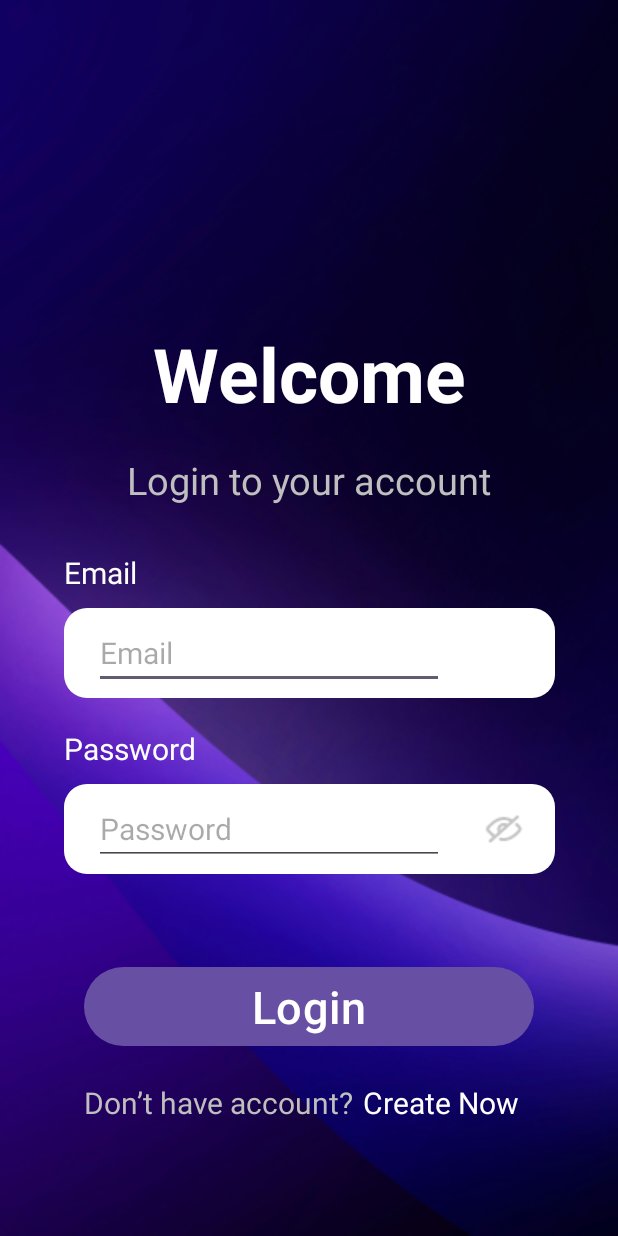
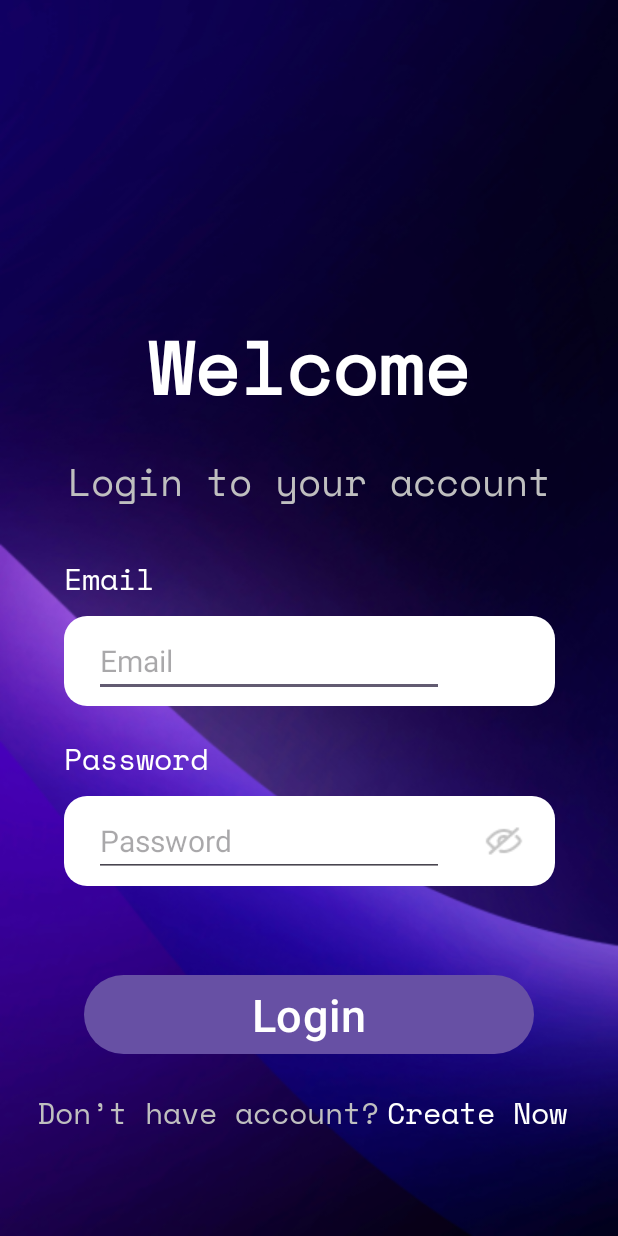
Before and after one commit to AbdelGJL/WikiGames, an Android app: the screen it shows after launch (MainActivity), on a phone screen of 412 x 824 dp. Run offline under Robolectric (Android 15) with nearby library versions, the phone set to English and light mode, and no system bars; our stand-ins replace Firebase (no records; nobody signed in at launch, a user with empty details on screens opened directly).

Commit message:
police, correction navbar, réagencement de la page register/login

```diff
--- a/app/src/main/res/layout/item_games.xml
+++ b/app/src/main/res/layout/item_games.xml
@@ -50,7 +50,8 @@
             android:textSize="20sp"
             android:maxLines="2"
             android:ellipsize="end"
-            android:layout_centerVertical="true"/>
+            android:layout_centerVertical="true"
+            android:fontFamily="@font/monospaceregular"/>
 
 
         <ImageButton
--- a/app/src/main/res/layout/login.xml
+++ b/app/src/main/res/layout/login.xml
@@ -20,7 +20,8 @@
         app:layout_constraintBottom_toTopOf="@+id/textView"
         app:layout_constraintEnd_toEndOf="parent"
         app:layout_constraintStart_toStartOf="parent"
-        app:layout_constraintTop_toTopOf="parent" />
+        app:layout_constraintTop_toTopOf="parent"
+        android:fontFamily="@font/monospaceregular"/>
 
     <TextView
         android:id="@+id/textView"
@@ -34,7 +35,8 @@
         app:layout_constraintBottom_toTopOf="@+id/constraintLayout3"
         app:layout_constraintEnd_toEndOf="parent"
         app:layout_constraintStart_toStartOf="parent"
-        app:layout_constraintTop_toBottomOf="@+id/textView2" />
+        app:layout_constraintTop_toBottomOf="@+id/textView2"
+        android:fontFamily="@font/monospaceregular"/>
 
     <androidx.constraintlayout.widget.ConstraintLayout
         android:id="@+id/constraintLayout3"
@@ -57,7 +59,8 @@
             android:textColor="@color/white"
             android:textSize="20sp"
             app:layout_constraintStart_toStartOf="parent"
-            app:layout_constraintTop_toTopOf="parent" />
+            app:layout_constraintTop_toTopOf="parent"
+            android:fontFamily="@font/monospaceregular"/>
 
         <TextView
             android:id="@+id/textView4"
@@ -68,7 +71,8 @@
             android:textColor="@color/white"
             android:textSize="20sp"
             app:layout_constraintStart_toStartOf="parent"
-            app:layout_constraintTop_toBottomOf="@+id/constraintLayout2" />
+            app:layout_constraintTop_toBottomOf="@+id/constraintLayout2"
+            android:fontFamily="@font/monospaceregular"/>
 
         <androidx.constraintlayout.widget.ConstraintLayout
             android:id="@+id/constraintLayout2"
@@ -163,6 +167,8 @@
             android:layout_height="wrap_content"
             android:layout_marginStart="50dp"
             android:layout_marginTop="20dp"
+            android:layout_marginEnd="5dp"
+            android:fontFamily="@font/monospaceregular"
             android:text="@string/text4"
             android:textColor="@color/whiteproject"
             android:textSize="20sp"
@@ -181,7 +187,8 @@
             android:textSize="20sp"
             app:layout_constraintEnd_toEndOf="parent"
             app:layout_constraintStart_toEndOf="@+id/textView5"
-            app:layout_constraintTop_toBottomOf="@+id/button" />
+            app:layout_constraintTop_toBottomOf="@+id/button"
+            android:fontFamily="@font/monospaceregular"/>
 
 
         <Button
```
Also changed, not shown: app/src/main/res/font/myfont.xml (added, +12 -0 lines), app/src/main/res/layout/activity_game_info.xml (+12 -7 lines), app/src/main/res/layout/activity_profile.xml (+12 -6 lines), app/src/main/res/layout/favorite.xml (+8 -4 lines), app/src/main/res/layout/menu.xml (+13 -9 lines), app/src/main/res/layout/register.xml (+18 -10 lines), app/src/main/res/font/monospacebold.ttf (added), app/src/main/res/font/monospacebolditalic.ttf (added), app/src/main/res/font/monospaceitalic.ttf (added), app/src/main/res/font/monospaceregular.ttf (added).
